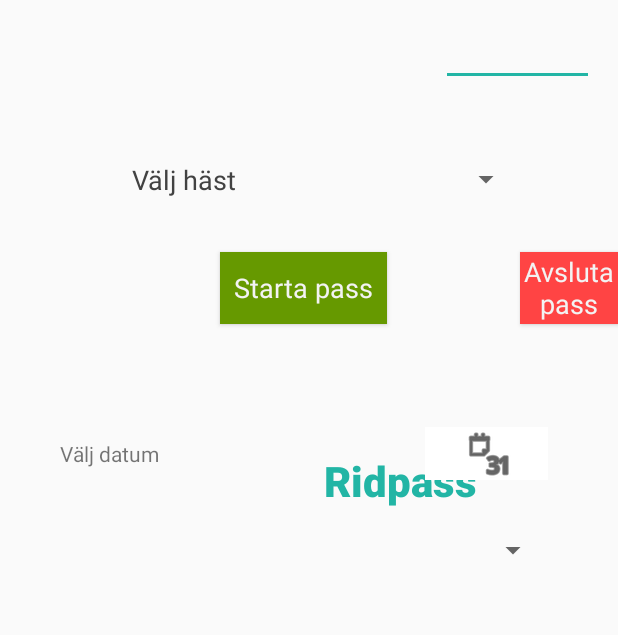
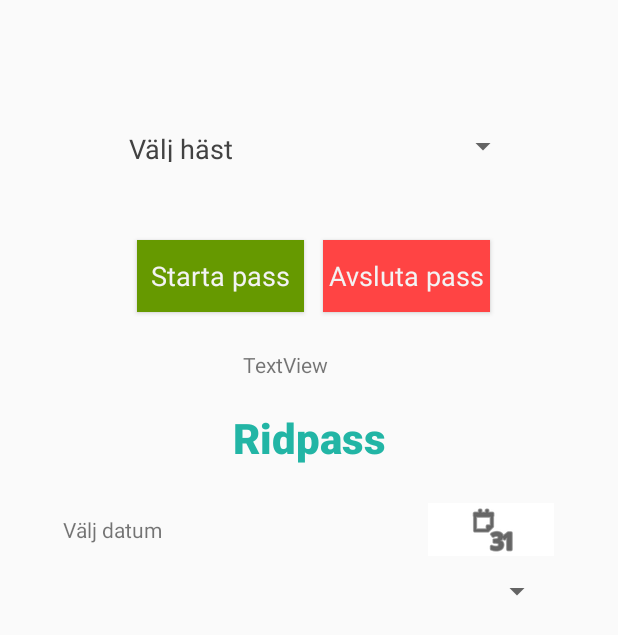
Before and after one commit to shmeke/Pegasus-Beta, an Android app: the layout activity_main.xml on its own in the app's theme, with its tools: preview values and no code run, on a phone screen of 412 x 824 dp. Shown: the top 635 px of the screen. Run offline under Robolectric (Android 15) with nearby library versions, the phone set to English and light mode, and no system bars.

```diff
--- a/app/src/main/java/com/sebastianstext/pegasusbeta/DataStorage/Horse.java
+++ b/app/src/main/java/com/sebastianstext/pegasusbeta/DataStorage/Horse.java
@@ -6,8 +6,7 @@ public class Horse {
     private int height;
 
 
-    public Horse (String name, int height, String breed) {
-        this.name = name;
+    public Horse (int height, String breed) {
         this.breed = breed;
         this.height = height;
     }
--- /dev/null
+++ b/app/src/main/java/com/sebastianstext/pegasusbeta/Listeners/startListener.java
@@ -0,0 +1,5 @@
+package com.sebastianstext.pegasusbeta.Listeners;
+
+public interface startListener {
+    void startSession(boolean startCommand, float y);
+}
--- a/app/src/main/java/com/sebastianstext/pegasusbeta/Utils/URLs.java
+++ b/app/src/main/java/com/sebastianstext/pegasusbeta/Utils/URLs.java
@@ -10,4 +10,5 @@ public class URLs {
     public static final String URL_GETHORSE = ROOT_URL + "gethorse";
     public static final String URL_GETWORKOUT = ROOT_URL + "getworkouts";
     public static final String URL_SENSORVALS = ROOT_URL + "sensorvals";
+    public static final String URL_HORSEINFO = ROOT_URL + "horseinfo";
 }
--- a/app/src/main/java/com/sebastianstext/pegasusbeta/WorkoutService.java
+++ b/app/src/main/java/com/sebastianstext/pegasusbeta/WorkoutService.java
@@ -121,7 +121,7 @@ public class WorkoutService extends Service implements stepListener, rotationLis
 
         }
 
-       // saveSensorValues();
+       //
         //delay.delay(1000);
 
 
@@ -279,6 +279,7 @@ public class WorkoutService extends Service implements stepListener, rotationLis
         oldStepCount = numSteps;
 
         kps = (km) / (timeElapsed * 3600);
+        saveSensorValues();
     }
 
     @Override
--- a/app/src/main/res/layout/activity_login.xml
+++ b/app/src/main/res/layout/activity_login.xml
@@ -34,6 +34,12 @@
         android:hint="Password"
         android:inputType="textPassword" />
 
+    <CheckBox
+        android:id="@+id/checkBoxStayIn"
+        android:layout_width="392dp"
+        android:layout_height="wrap_content"
+        android:text="Håll mig inloggad" />
+
     <Button
         android:id="@+id/buttonLogin"
         android:layout_width="match_parent"
--- a/app/src/main/res/layout/activity_main.xml
+++ b/app/src/main/res/layout/activity_main.xml
@@ -21,43 +21,194 @@
             android:layout_height="match_parent">
 
 
-            <TextView
-                android:id="@+id/txtUsername"
-                android:layout_width="219dp"
-                android:layout_height="42dp"
-                android:layout_marginStart="16dp"
-                android:layout_marginLeft="16dp"
-                android:layout_marginTop="16dp"
-                android:layout_marginBottom="49dp"
-                android:gravity="center|start"
-                android:spinnerMode="dialog"
-                android:textSize="18sp"
-                app:layout_constraintBottom_toTopOf="@+id/tableLayout"
-                app:layout_constraintEnd_toStartOf="@+id/textView2"
+            <ScrollView
+                android:id="@+id/scrollView2"
+                android:layout_width="match_parent"
+                android:layout_height="match_parent"
+                android:layout_marginStart="3dp"
+                android:layout_marginLeft="3dp"
+                android:layout_marginTop="108dp"
+                android:layout_marginEnd="3dp"
+                android:layout_marginRight="3dp"
+                android:background="@drawable/stroke_bg"
+                android:fillViewport="true"
+                app:layout_constraintBottom_toBottomOf="parent"
+                app:layout_constraintEnd_toEndOf="parent"
+                app:layout_constraintHorizontal_bias="0.0"
                 app:layout_constraintStart_toStartOf="parent"
                 app:layout_constraintTop_toTopOf="parent"
-                tools:ignore="UnknownId" />
+                app:layout_constraintVertical_bias="0.0">
+
+                <androidx.constraintlayout.widget.ConstraintLayout
+                    android:layout_width="match_parent"
+                    android:layout_height="wrap_content">
+
+                    <Button
+                        android:id="@+id/buttonStart"
+                        style="@android:style/Widget.Holo.Button"
+                        android:layout_width="111dp"
+                        android:layout_height="wrap_content"
+
+                        android:background="@android:color/holo_green_dark"
+                        android:text="Starta pass"
+                        app:layout_constraintBottom_toBottomOf="parent"
+                        app:layout_constraintEnd_toEndOf="parent"
+                        app:layout_constraintHorizontal_bias="0.299"
+                        app:layout_constraintStart_toStartOf="parent"
+                        app:layout_constraintTop_toTopOf="parent"
+                        app:layout_constraintVertical_bias="0.099" />
+
+                    <Button
+                        android:id="@+id/buttonStop"
+                        style="@android:style/Widget.Holo.Button"
+                        android:layout_width="111dp"
+                        android:layout_height="wrap_content"
+
+                        android:background="@android:color/holo_red_light"
+                        android:text="Avsluta pass"
+                        app:layout_constraintBottom_toBottomOf="parent"
+                        app:layout_constraintEnd_toEndOf="parent"
+                        app:layout_constraintHorizontal_bias="0.72"
+                        app:layout_constraintStart_toStartOf="parent"
+                        app:layout_constraintTop_toTopOf="parent"
+                        app:layout_constraintVertical_bias="0.099" />
+
+                    <TextView
+                        android:id="@+id/textView16"
+                        style="@style/Widget.MaterialComponents.MaterialCalendar.HeaderSelection"
+                        android:layout_width="187dp"
+                        android:layout_height="38dp"
+                        android:gravity="center"
+                        android:text="Ridpass"
+                        android:textAppearance="@style/TextAppearance.AppCompat.Display4"
+                        android:textColor="@color/colorAccent"
+                        android:textSize="8sp"
+                        android:textStyle="normal|bold"
+                        app:fontFamily="sans-serif-medium"
+                        app:layout_constraintBottom_toBottomOf="parent"
+                        app:layout_constraintEnd_toEndOf="parent"
+                        app:layout_constraintHorizontal_bias="0.502"
+                        app:layout_constraintStart_toStartOf="parent"
+                        app:layout_constraintTop_toTopOf="parent"
+                        app:layout_constraintVertical_bias="0.308" />
+
+                    <ExpandableListView
+                        android:id="@+id/listdist"
+                        android:layout_width="315dp"
+                        android:layout_height="274dp"
+                        app:layout_constraintBottom_toBottomOf="parent"
+                        app:layout_constraintEnd_toEndOf="parent"
+                        app:layout_constraintStart_toStartOf="parent"
+                        app:layout_constraintTop_toBottomOf="@+id/tableLayout2"
+                        app:layout_constraintVertical_bias="0.0">
+
+                    </ExpandableListView>
+
+                    <TableLayout
+                        android:id="@+id/tableLayout3"
+                        android:layout_width="327dp"
+                        android:layout_height="48dp"
+                        android:layout_marginTop="4dp"
+                        app:layout_constraintBottom_toBottomOf="parent"
+                        app:layout_constraintEnd_toEndOf="parent"
+                        app:layout_constraintHorizontal_bias="0.494"
+                        app:layout_constraintStart_toStartOf="parent"
+                        app:layout_constraintTop_toTopOf="parent"
+                        app:layout_constraintVertical_bias="0.43">
+
+                        <TableRow
+                            android:layout_width="match_parent"
+                            android:layout_height="match_parent">
+
+                            <TextView
+                                android:id="@+id/textView21"
+                                android:layout_width="243dp"
+                                android:layout_height="35dp"
+                                android:gravity="center|start"
+                                android:text="Välj datum" />
+
+                            <ImageButton
+                                android:id="@+id/buttonDropdown"
+                                android:layout_width="84dp"
+                                android:layout_height="match_parent"
+                                android:background="@color/ic_banner_background"
+                                android:src="@drawable/ic_button_calendar"
+                                android:tint="@color/design_default_color_on_secondary"
+                                tools:src="@android:drawable/ic_menu_month" />
+
+                        </TableRow>
+
+                    </TableLayout>
+
+                    <TableLayout
+                        android:id="@+id/tableLayout2"
+                        android:layout_width="327dp"
+                        android:layout_height="24dp"
+                        app:layout_constraintBottom_toBottomOf="parent"
+                        app:layout_constraintEnd_toEndOf="parent"
+                        app:layout_constraintStart_toStartOf="parent"
+                        app:layout_constraintTop_toTopOf="parent">
+
+                        <TableRow
+                            android:layout_width="match_parent"
+                            android:layout_height="match_parent">
+
+                            <TextView
+                                android:id="@+id/txtWorkout"
+                                android:layout_width="218dp"
+                                android:layout_height="match_parent"
+                                android:gravity="center|start"
+                                android:textSize="18sp" />
+
+                            <Spinner
+                                android:id="@+id/spinnerWorkout"
+                                android:layout_width="108dp"
+                                android:layout_height="match_parent" />
+                        </TableRow>
+
+                    </TableLayout>
+
+                    <TextView
+                        android:id="@+id/txtY"
+                        android:layout_width="87dp"
+                        android:layout_height="24dp"
+                        android:text="TextView"
+                        app:layout_constraintBottom_toTopOf="@+id/textView16"
+                        app:layout_constraintEnd_toEndOf="parent"
+                        app:layout_constraintHorizontal_bias="0.498"
+                        app:layout_constraintStart_toStartOf="parent"
+                        app:layout_constraintTop_toTopOf="parent"
+                        app:layout_constraintVertical_bias="0.89" />
+
+                </androidx.constraintlayout.widget.ConstraintLayout>
+            </ScrollView>
+
+            <EditText
+                android:id="@+id/editTextDate"
+                android:layout_width="59dp"
+                android:layout_height="10dp"
+                android:layout_marginTop="24dp"
+                android:ems="10"
+                android:inputType="date"
+                android:textColor="@color/design_default_color_background"
+                app:layout_constraintBottom_toTopOf="@+id/tableLayout"
+                app:layout_constraintEnd_toEndOf="parent"
+                app:layout_constraintTop_toTopOf="parent"
+                app:layout_constraintVertical_bias="0.0" />
 
             <TableLayout
                 android:id="@+id/tableLayout"
-                android:layout_width="287dp"
-                android:layout_height="27dp"
-                android:layout_marginStart="52dp"
-                android:layout_marginLeft="52dp"
-                android:layout_marginEnd="52dp"
-                android:layout_marginRight="52dp"
+                android:layout_width="290dp"
+                android:layout_height="21dp"
                 app:layout_constraintBottom_toTopOf="@+id/scrollView2"
                 app:layout_constraintEnd_toEndOf="parent"
-                app:layout_constraintHorizontal_bias="0.4"
+                app:layout_constraintHorizontal_bias="0.477"
                 app:layout_constraintStart_toStartOf="parent"
-                app:layout_constraintTop_toBottomOf="@+id/txtUsername">
+                app:layout_constraintTop_toTopOf="parent"
+                app:layout_constraintVertical_bias="1.0">
 
                 <TableRow
-                    android:layout_width="match_parent"
-                    android:layout_height="match_parent" />
-
-                <TableRow
-                    android:layout_width="match_parent"
+                    android:layout_width="300dp"
                     android:layout_height="match_parent">
 
                     <TextView
@@ -77,149 +228,7 @@
                         android:autofillHints="Välj häst" />
                 </TableRow>
 
-                <TableRow
-                    android:layout_width="match_parent"
-                    android:layout_height="match_parent" />
-
             </TableLayout>
-
-            <ScrollView
-                android:id="@+id/scrollView2"
-                android:layout_width="412dp"
-                android:layout_height="600dp"
-                android:layout_marginStart="3dp"
-                android:layout_marginLeft="3dp"
-                android:layout_marginEnd="3dp"
-                android:layout_marginRight="3dp"
-                android:layout_marginBottom="4dp"
-                android:background="@drawable/stroke_bg"
-                android:fillViewport="true"
-                app:layout_constraintBottom_toBottomOf="parent"
-                app:layout_constraintEnd_toEndOf="parent"
-                app:layout_constraintStart_toStartOf="parent"
-                app:layout_constraintTop_toBottomOf="@+id/tableLayout"
-                app:layout_constraintVertical_bias="1.0">
-
-                <RelativeLayout
-                    android:layout_width="match_parent"
-                    android:layout_height="wrap_content">
-
-                    <TextView
-                        android:id="@+id/textView16"
-                        style="@style/Widget.MaterialComponents.MaterialCalendar.HeaderSelection"
-                        android:layout_width="187dp"
-                        android:layout_height="38dp"
-                        android:layout_marginLeft="260px"
-                        android:layout_marginTop="250px"
-                        android:gravity="center"
-                        android:text="Ridpass"
-                        android:textAppearance="@style/TextAppearance.AppCompat.Display4"
-                        android:textColor="@color/colorAccent"
-                        android:textSize="8sp"
-                        android:textStyle="normal|bold"
-                        app:fontFamily="sans-serif-medium" />
-
-                    <Button
-                        android:id="@+id/buttonStart"
-                        style="@android:style/Widget.Holo.Button"
-                        android:layout_width="111dp"
-                        android:layout_height="wrap_content"
-                        android:layout_marginLeft="220px"
-                        android:layout_marginTop="50px"
-                        android:background="@android:color/holo_green_dark"
-                        android:text="Starta pass" />
-
-                    <Button
-                        android:id="@+id/buttonStop"
-                        style="@android:style/Widget.Holo.Button"
-                        android:layout_width="111dp"
-                        android:layout_height="wrap_content"
-                        android:layout_marginLeft="520px"
-                        android:layout_marginTop="50px"
-                        android:background="@android:color/holo_red_light"
-                        android:text="Avsluta pass" />
-
-                    <TableLayout
-                        android:id="@+id/tableLayout3"
-                        android:layout_width="325dp"
-                        android:layout_height="wrap_content"
-                        android:layout_marginLeft="40sp"
-                        android:layout_marginTop="150sp">
-
-                        <TableRow
-                            android:layout_width="match_parent"
-                            android:layout_height="match_parent">
-
-                            <TextView
-                                android:id="@+id/textView21"
-                                android:layout_width="243dp"
-                                android:layout_height="35dp"
-                                android:gravity="center|start"
-                                android:text="Välj datum" />
-
-                            <ImageButton
-                                android:id="@+id/buttonDropdown"
-                                android:layout_width="82dp"
-                                android:layout_height="match_parent"
-                                android:background="@color/ic_banner_background"
-                                android:src="@drawable/ic_button_calendar"
-                                android:tint="@color/design_default_color_on_secondary"
-                                tools:src="@android:drawable/ic_menu_month" />
-
-                        </TableRow>
-
-                    </TableLayout>
-
-                    <TableLayout
-                        android:id="@+id/tableLayout2"
-                        android:layout_width="327dp"
-                        android:layout_height="25dp"
-                        android:layout_marginLeft="40sp"
-                        android:layout_marginTop="220sp">
-
-                        <TableRow
-                            android:layout_width="359dp"
-                            android:layout_height="58dp">
-
-                            <TextView
-                                android:id="@+id/txtWorkout"
-                                android:layout_width="218dp"
-                                android:layout_height="match_parent"
-                                android:gravity="center|start"
-                                android:textSize="18sp" />
-
-                            <Spinner
-                                android:id="@+id/spinnerWorkout"
-                                android:layout_width="108dp"
-                                android:layout_height="match_parent" />
-                        </TableRow>
-
-                    </TableLayout>
-
-                    <ExpandableListView
-                        android:id="@+id/listdist"
-                        android:layout_width="315dp"
-                        android:layout_height="274dp"
-                        android:layout_marginLeft="45sp"
-                        android:layout_marginTop="245sp">
-
-                    </ExpandableListView>
-                </RelativeLayout>
-            </ScrollView>
-
-            <EditText
-                android:id="@+id/editTextDate"
-                android:layout_width="102dp"
-                android:layout_height="33dp"
-                android:layout_marginTop="24dp"
-                android:ems="10"
-                android:inputType="date"
-                app:layout_constraintBottom_toTopOf="@+id/tableLayout"
-                app:layout_constraintEnd_toEndOf="parent"
-                app:layout_constraintHorizontal_bias="0.783"
-                app:layout_constraintStart_toEndOf="@+id/txtUsername"
-                app:layout_constraintTop_toTopOf="parent"
-                app:layout_constraintVertical_bias="0.0" />
 
         </androidx.constraintlayout.widget.ConstraintLayout>
 
```
Also changed, not shown: app/src/main/java/com/sebastianstext/pegasusbeta/MainActivity.java (+46 -13 lines), app/src/main/java/com/sebastianstext/pegasusbeta/SensorDetectors/StartDetector.java (added, +36 -0 lines), app/src/main/java/com/sebastianstext/pegasusbeta/UserRelatedClasses/LoginActivity.java (+23 -0 lines), app/src/main/java/com/sebastianstext/pegasusbeta/Utils/SharedPrefManager.java (+14 -5 lines).
